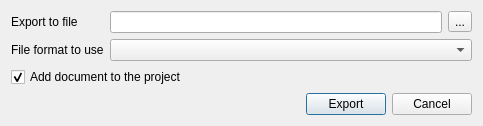
Above: src/plugins/dna_export/src/ui/ExportSequences2MSADialog.ui from violethaze74/ugene before the change. Below: the same form after it.
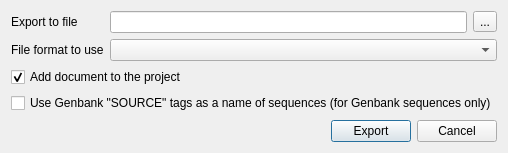
That is the form after the change.

The edit to the form file:
```diff
--- a/src/plugins/dna_export/src/ui/ExportSequences2MSADialog.ui
+++ b/src/plugins/dna_export/src/ui/ExportSequences2MSADialog.ui
@@ -7,7 +7,7 @@
     <x>0</x>
     <y>0</y>
     <width>483</width>
-    <height>126</height>
+    <height>153</height>
    </rect>
   </property>
   <property name="windowTitle">
@@ -58,6 +58,13 @@
      </property>
     </widget>
    </item>
+   <item>
+    <widget class="QCheckBox" name="genbankBox">
+     <property name="text">
+      <string>Use Genbank &quot;SOURCE&quot; tags as a name of sequences (for Genbank sequences only)</string>
+     </property>
+    </widget>
+   </item>
    <item>
     <spacer name="verticalSpacer">
      <property name="orientation">
```
